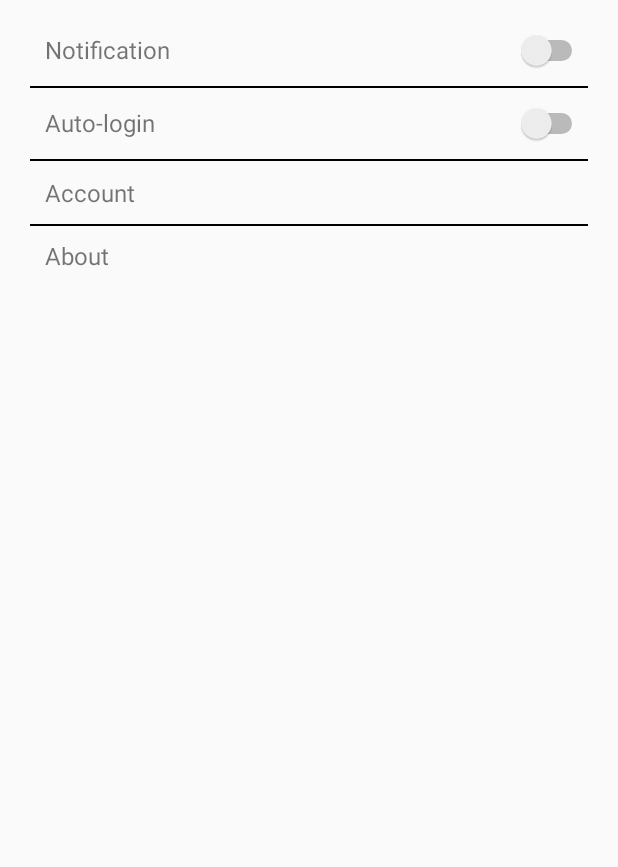
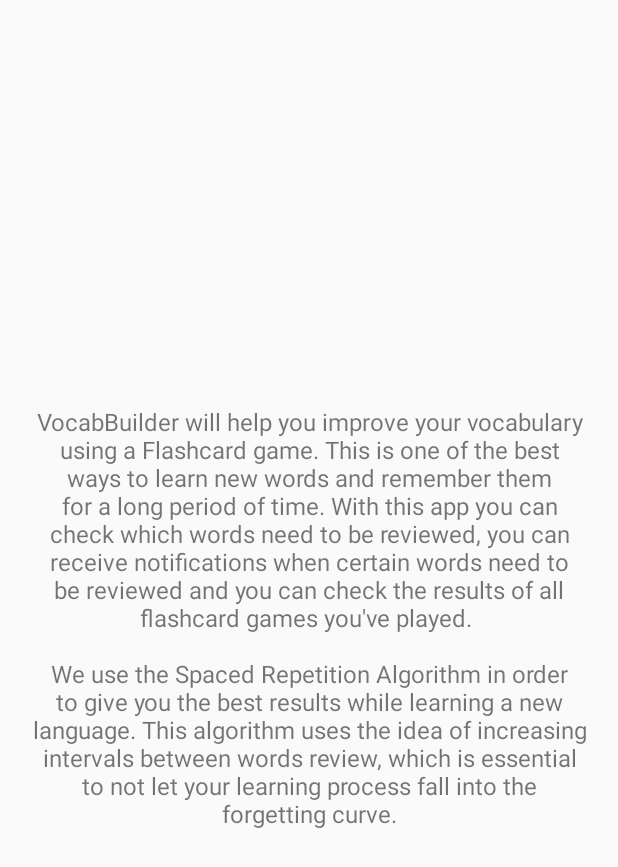
Before and after one commit to rrosatti/vocab-builder, an Android app: the fragment SettingsFragment shown on its own in the app's theme, after a tap on "About", on a phone screen of 412 x 824 dp. Shown: the top 867 px of the screen. Run offline under Robolectric (Android 15) with nearby library versions, the phone set to English and light mode, and no system bars.

Commit message:
create AboutActivity.java and activity_about.xml

```diff
--- a/app/src/main/AndroidManifest.xml
+++ b/app/src/main/AndroidManifest.xml
@@ -27,6 +27,7 @@
         <activity android:name=".activity.NeedToReviewActivity" />
         <activity android:name=".activity.WordsToReviewActivity" />
         <activity android:name=".activity.AccountActivity" />
+        <activity android:name=".activity.AboutActivity" />
 
         <service android:name=".service.ReviewWordsService" />
 
--- /dev/null
+++ b/app/src/main/java/com/example/rodri/vocabbuilder/activity/AboutActivity.java
@@ -0,0 +1,20 @@
+package com.example.rodri.vocabbuilder.activity;
+
+import android.os.Bundle;
+import android.support.annotation.Nullable;
+import android.support.v7.app.AppCompatActivity;
+
+import com.example.rodri.vocabbuilder.R;
+
+/**
+ * Created by rodri on 3/4/2017.
+ */
+
+public class AboutActivity extends AppCompatActivity {
+
+    @Override
+    protected void onCreate(@Nullable Bundle savedInstanceState) {
+        super.onCreate(savedInstanceState);
+        setContentView(R.layout.activity_about);
+    }
+}
--- a/app/src/main/java/com/example/rodri/vocabbuilder/adapter/SettingsAdapter.java
+++ b/app/src/main/java/com/example/rodri/vocabbuilder/adapter/SettingsAdapter.java
@@ -9,6 +9,7 @@ import android.view.ViewGroup;
 import android.widget.TextView;
 
 import com.example.rodri.vocabbuilder.R;
+import com.example.rodri.vocabbuilder.activity.AboutActivity;
 import com.example.rodri.vocabbuilder.activity.AccountActivity;
 
 import java.util.List;
@@ -42,6 +43,8 @@ public class SettingsAdapter extends RecyclerView.Adapter<SettingsAdapter.MyView
                             break;
                         }
                         case 1: {
+                            Intent i = new Intent(activity, AboutActivity.class);
+                            activity.startActivity(i);
                             break;
                         }
                     }
--- /dev/null
+++ b/app/src/main/res/layout/activity_about.xml
@@ -0,0 +1,22 @@
+<?xml version="1.0" encoding="utf-8"?>
+<RelativeLayout xmlns:android="http://schemas.android.com/apk/res/android"
+    android:layout_width="match_parent" android:layout_height="match_parent">
+
+    <ScrollView
+        android:layout_width="wrap_content"
+        android:layout_height="wrap_content"
+        android:scrollbars="none"
+        android:layout_centerInParent="true"
+        android:padding="20dp">
+
+        <TextView
+            android:id="@+id/activityAbout_txtAbout"
+            android:layout_width="wrap_content"
+            android:layout_height="wrap_content"
+            android:text="@string/text_about"
+            android:textAlignment="center"
+            android:textSize="16sp"/>
+
+    </ScrollView>
+
+</RelativeLayout>
--- a/app/src/main/res/values/strings.xml
+++ b/app/src/main/res/values/strings.xml
@@ -118,4 +118,15 @@
     <string name="dialog_yes">Yes</string>
     <string name="dialog_no">No</string>
 
+    <!-- About Activity -->
+    <string name="text_about">
+        VocabBuilder will help you improve your vocabulary using a Flashcard game.
+        This is one of the best ways to learn new words and remember them for a long period of time.
+        With this app you can check which words need to be reviewed, you can receive notifications when
+        certain words need to be reviewed and you can check the results of all flashcard games you\'ve played.
+        \n\nWe use the Spaced Repetition Algorithm in order to give you the best results while learning a new language.
+        This algorithm uses the idea of increasing intervals between words review, which is essential to not
+        let your learning process fall into the forgetting curve.
+    </string>
+
 </resources>
```
